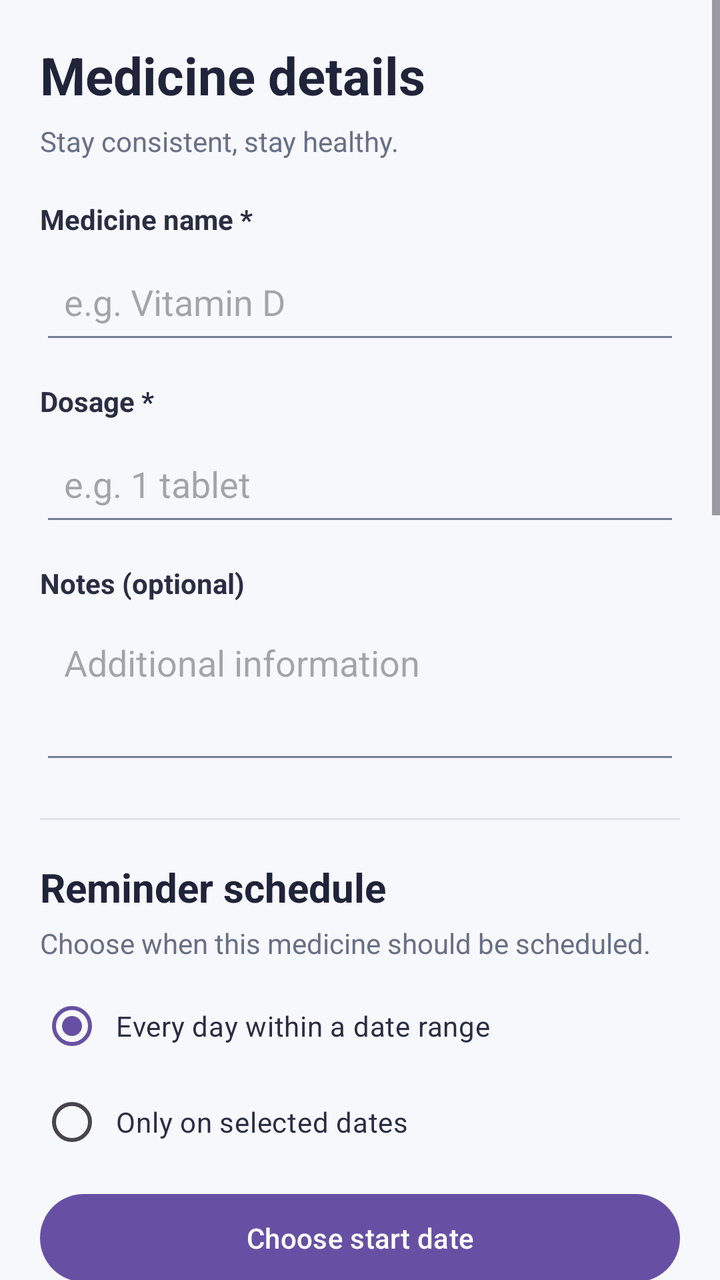
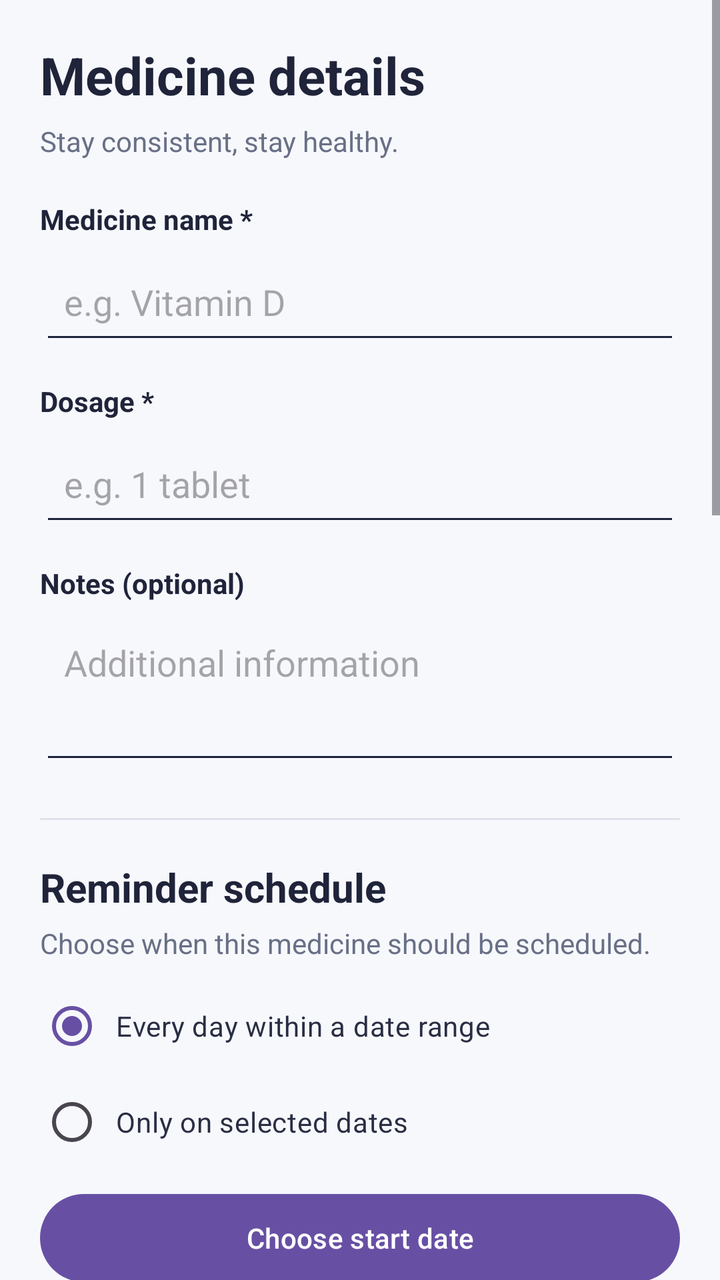

An Android layout rendered at two revisions. The XML below is the earlier revision; the diff shows what the commit changed to produce the second picture.
<!-- AndroidManifest.xml: application theme Theme.MedicineReminderApp -->
<!-- res/layout/activity_add_medicine.xml -->
<?xml version="1.0" encoding="utf-8"?>
<ScrollView xmlns:android="http://schemas.android.com/apk/res/android"
    android:layout_width="match_parent"
    android:layout_height="match_parent"
    android:background="#F7F8FC"
    android:fillViewport="true">

    <LinearLayout
        android:layout_width="match_parent"
        android:layout_height="wrap_content"
        android:orientation="vertical"
        android:padding="20dp">

        <TextView
            android:layout_width="match_parent"
            android:layout_height="wrap_content"
            android:text="@string/medicine_details_title"
            android:textColor="#20243A"
            android:textSize="26sp"
            android:textStyle="bold" />

        <TextView
            android:layout_width="match_parent"
            android:layout_height="wrap_content"
            android:layout_marginTop="6dp"
            android:layout_marginBottom="20dp"
            android:text="@string/stay_consistent_stay_healthy"
            android:textColor="#687086"
            android:textSize="14sp" />

        <TextView
            android:layout_width="match_parent"
            android:layout_height="wrap_content"
            android:text="@string/medicine_name_required"
            android:textColor="#292E43"
            android:textStyle="bold" />

        <EditText
            android:id="@+id/etMedicineName"
            android:layout_width="match_parent"
            android:layout_height="wrap_content"
            android:layout_marginTop="6dp"
            android:layout_marginBottom="14dp"
            android:backgroundTint="#777D98"
            android:hint="@string/medicine_name_hint"
            android:inputType="textCapSentences"
            android:minHeight="52dp"
            android:padding="12dp" />

        <TextView
            android:layout_width="match_parent"
            android:layout_height="wrap_content"
            android:text="@string/dosage_required"
            android:textColor="#292E43"
            android:textStyle="bold" />

        <EditText
            android:id="@+id/etDosage"
            android:layout_width="match_parent"
            android:layout_height="wrap_content"
            android:layout_marginTop="6dp"
            android:layout_marginBottom="14dp"
            android:backgroundTint="#777D98"
            android:hint="@string/dosage_hint"
            android:inputType="textCapSentences"
            android:minHeight="52dp"
            android:padding="12dp" />

        <TextView
            android:layout_width="match_parent"
            android:layout_height="wrap_content"
            android:text="@string/notes_optional"
            android:textColor="#292E43"
            android:textStyle="bold" />

        <EditText
            android:id="@+id/etMedicineNotes"
            android:layout_width="match_parent"
            android:layout_height="wrap_content"
            android:layout_marginTop="6dp"
            android:layout_marginBottom="22dp"
            android:backgroundTint="#777D98"
            android:gravity="top"
            android:hint="@string/additional_information"
            android:inputType="textCapSentences|textMultiLine"
            android:minHeight="80dp"
            android:padding="12dp" />

        <View
            android:layout_width="match_parent"
            android:layout_height="1dp"
            android:background="#DFE2EC" />

        <TextView
            android:layout_width="match_parent"
            android:layout_height="wrap_content"
            android:layout_marginTop="20dp"
            android:text="@string/reminder_schedule_title"
            android:textColor="#20243A"
            android:textSize="20sp"
            android:textStyle="bold" />

        <TextView
            android:layout_width="match_parent"
            android:layout_height="wrap_content"
            android:layout_marginTop="5dp"
            android:layout_marginBottom="8dp"
            android:text="@string/choose_medicine_schedule"
            android:textColor="#687086"
            android:textSize="14sp" />

        <RadioGroup
            android:id="@+id/rgScheduleType"
            android:layout_width="match_parent"
            android:layout_height="wrap_content"
            android:orientation="vertical">

            <RadioButton
                android:id="@+id/rbDateRange"
                android:layout_width="match_parent"
                android:layout_height="wrap_content"
                android:checked="true"
                android:padding="6dp"
                android:text="@string/every_day_within_date_range"
                android:textColor="#292E43" />

            <RadioButton
                android:id="@+id/rbSelectedDates"
                android:layout_width="match_parent"
                android:layout_height="wrap_content"
                android:padding="6dp"
                android:text="@string/only_selected_dates"
                android:textColor="#292E43" />
        </RadioGroup>

        <Button
            android:id="@+id/btnStartDate"
            android:layout_width="match_parent"
            android:layout_height="wrap_content"
            android:layout_marginTop="8dp"
            android:minHeight="52dp"
            android:text="@string/choose_start_date" />

        <Button
            android:id="@+id/btnEndDate"
            android:layout_width="match_parent"
            android:layout_height="wrap_content"
            android:layout_marginTop="8dp"
            android:minHeight="52dp"
            android:text="@string/choose_end_date" />

        <Button
            android:id="@+id/btnAddSelectedDate"
            android:layout_width="match_parent"
            android:layout_height="wrap_content"
            android:layout_marginTop="8dp"
            android:minHeight="52dp"
            android:text="@string/add_calendar_date"
            android:visibility="gone" />

        <TextView
            android:id="@+id/tvSelectedDates"
            android:layout_width="match_parent"
            android:layout_height="wrap_content"
            android:layout_marginTop="8dp"
            android:background="#FFFFFF"
            android:padding="12dp"
            android:text="@string/no_individual_dates_selected"
            android:textColor="#292E43"
            android:textSize="14sp"
            android:visibility="gone" />

        <View
            android:layout_width="match_parent"
            android:layout_height="1dp"
            android:layout_marginTop="22dp"
            android:background="#DFE2EC" />

        <TextView
            android:layout_width="match_parent"
            android:layout_height="wrap_content"
            android:layout_marginTop="20dp"
            android:text="@string/reminder_times_title"
            android:textColor="#20243A"
            android:textSize="20sp"
            android:textStyle="bold" />

        <TextView
            android:layout_width="match_parent"
            android:layout_height="wrap_content"
            android:layout_marginTop="5dp"
            android:text="@string/add_one_or_more_reminder_times"
            android:textColor="#687086"
            android:textSize="14sp" />

        <Button
            android:id="@+id/btnAddTime"
            android:layout_width="match_parent"
            android:layout_height="wrap_content"
            android:layout_marginTop="10dp"
            android:minHeight="52dp"
            android:text="@string/add_reminder_time" />

        <TextView
            android:id="@+id/tvSelectedTimes"
            android:layout_width="match_parent"
            android:layout_height="wrap_content"
            android:layout_marginTop="8dp"
            android:background="#FFFFFF"
            android:padding="12dp"
            android:text="@string/no_reminder_times_added"
            android:textColor="#292E43"
            android:textSize="14sp" />

        <View
            android:layout_width="match_parent"
            android:layout_height="1dp"
            android:layout_marginTop="22dp"
            android:background="#DFE2EC" />

        <TextView
            android:layout_width="match_parent"
            android:layout_height="wrap_content"
            android:layout_marginTop="20dp"
            android:text="@string/medicine_stock_optional"
            android:textColor="#20243A"
            android:textSize="20sp"
            android:textStyle="bold" />

        <TextView
            android:layout_width="match_parent"
            android:layout_height="wrap_content"
            android:layout_marginTop="5dp"
            android:layout_marginBottom="8dp"
            android:text="@string/stock_details_for_new_medicine"
            android:textColor="#687086"
            android:textSize="14sp" />

        <EditText
            android:id="@+id/etInitialStock"
            android:layout_width="match_parent"
            android:layout_height="wrap_content"
            android:layout_marginBottom="10dp"
            android:backgroundTint="#777D98"
            android:hint="@string/initial_stock_quantity"
            android:inputType="numberDecimal"
            android:minHeight="52dp"
            android:padding="12dp" />

        <EditText
            android:id="@+id/etUnitsPerDose"
            android:layout_width="match_parent"
            android:layout_height="wrap_content"
            android:layout_marginBottom="10dp"
            android:backgroundTint="#777D98"
            android:hint="@string/units_used_per_dose"
            android:inputType="numberDecimal"
            android:minHeight="52dp"
            android:padding="12dp" />

        <EditText
            android:id="@+id/etStockUnit"
            android:layout_width="match_parent"
            android:layout_height="wrap_content"
            android:layout_marginBottom="18dp"
            android:backgroundTint="#777D98"
            android:hint="@string/stock_unit_hint"
            android:inputType="textCapSentences"
            android:minHeight="52dp"
            android:padding="12dp" />

        <View
            android:layout_width="match_parent"
            android:layout_height="1dp"
            android:background="#DFE2EC" />

        <TextView
            android:layout_width="match_parent"
            android:layout_height="wrap_content"
            android:layout_marginTop="20dp"
            android:text="@string/medicine_photo_optional"
            android:textColor="#20243A"
            android:textSize="20sp"
            android:textStyle="bold" />

        <ImageView
            android:id="@+id/ivMedicinePreview"
            android:layout_width="140dp"
            android:layout_height="140dp"
            android:layout_gravity="center_horizontal"
            android:layout_marginTop="12dp"
            android:background="#E8EAF2"
            android:contentDescription="@string/medicine_photo_preview"
            android:scaleType="centerCrop"
            android:src="@android:drawable/ic_menu_gallery" />

        <Button
            android:id="@+id/btnCaptureMedicine"
            android:layout_width="match_parent"
            android:layout_height="wrap_content"
            android:layout_marginTop="10dp"
            android:minHeight="52dp"
            android:text="@string/capture_medicine_photo" />

        <Button
            android:id="@+id/btnSaveMedicine"
            android:layout_width="match_parent"
            android:layout_height="wrap_content"
            android:layout_marginTop="24dp"
            android:layout_marginBottom="20dp"
            android:minHeight="56dp"
            android:text="@string/save_medicine"
            android:textAllCaps="false"
            android:textSize="16sp" />

    </LinearLayout>
</ScrollView>
<!-- resources referenced by this layout -->
<resources>
  <string name="add_calendar_date">Add a calendar date</string>
  <string name="add_one_or_more_reminder_times">Add one or more times for each scheduled day.</string>
  <string name="add_reminder_time">Add reminder time</string>
  <string name="additional_information">Additional information</string>
  <string name="capture_medicine_photo">Capture medicine photo</string>
  <string name="choose_end_date">Choose end date</string>
  <string name="choose_medicine_schedule">Choose when this medicine should be scheduled.</string>
  <string name="choose_start_date">Choose start date</string>
  <string name="dosage_hint">e.g. 1 tablet</string>
  <string name="dosage_required">Dosage *</string>
  <string name="every_day_within_date_range">Every day within a date range</string>
  <string name="initial_stock_quantity">Initial stock quantity</string>
  <string name="medicine_details_title">Medicine details</string>
  <string name="medicine_name_hint">e.g. Vitamin D</string>
  <string name="medicine_name_required">Medicine name *</string>
  <string name="medicine_photo_optional">Medicine photo (optional)</string>
  <string name="medicine_photo_preview">Medicine photo preview</string>
  <string name="medicine_stock_optional">Medicine stock (optional)</string>
  <string name="no_individual_dates_selected">No individual dates selected</string>
  <string name="no_reminder_times_added">No reminder times added</string>
  <string name="notes_optional">Notes (optional)</string>
  <string name="only_selected_dates">Only on selected dates</string>
  <string name="reminder_schedule_title">Reminder schedule</string>
  <string name="reminder_times_title">Reminder times</string>
  <string name="save_medicine">Save medicine</string>
  <string name="stay_consistent_stay_healthy">Stay consistent, stay healthy.</string>
  <string name="stock_details_for_new_medicine">Enter these details when adding a new medicine.</string>
  <string name="stock_unit_hint">Stock unit (e.g. tablets)</string>
  <string name="units_used_per_dose">Units used per dose</string>
  <style name="Theme.MedicineReminderApp" parent="Base.Theme.MedicineReminderApp" />
  <style name="Base.Theme.MedicineReminderApp" parent="Theme.Material3.DayNight.NoActionBar">
          
          
      </style>
</resources>

<!-- the commit's change to res/layout/activity_add_medicine.xml (unified diff, before → after) -->
@@ -1,5 +1,6 @@
 <?xml version="1.0" encoding="utf-8"?>
 <ScrollView xmlns:android="http://schemas.android.com/apk/res/android"
+    xmlns:tools="http://schemas.android.com/tools"
     android:layout_width="match_parent"
     android:layout_height="match_parent"
     android:background="#F7F8FC"
@@ -17,7 +18,8 @@
             android:text="@string/medicine_details_title"
             android:textColor="#20243A"
             android:textSize="26sp"
-            android:textStyle="bold" />
+            android:textStyle="bold"
+            tools:ignore="VisualLintSystemUi" />
 
         <TextView
             android:layout_width="match_parent"
@@ -32,7 +34,7 @@
             android:layout_width="match_parent"
             android:layout_height="wrap_content"
             android:text="@string/medicine_name_required"
-            android:textColor="#292E43"
+            android:textColor="#20243A"
             android:textStyle="bold" />
 
         <EditText
@@ -41,17 +43,18 @@
             android:layout_height="wrap_content"
             android:layout_marginTop="6dp"
             android:layout_marginBottom="14dp"
-            android:backgroundTint="#777D98"
+            android:backgroundTint="#20243A"
             android:hint="@string/medicine_name_hint"
             android:inputType="textCapSentences"
             android:minHeight="52dp"
-            android:padding="12dp" />
+            android:padding="12dp"
+            tools:ignore="Autofill,TextContrastCheck,VisualLintTextFieldSize" />
 
         <TextView
             android:layout_width="match_parent"
             android:layout_height="wrap_content"
             android:text="@string/dosage_required"
-            android:textColor="#292E43"
+            android:textColor="#20243A"
             android:textStyle="bold" />
 
         <EditText
@@ -60,17 +63,18 @@
             android:layout_height="wrap_content"
             android:layout_marginTop="6dp"
             android:layout_marginBottom="14dp"
-            android:backgroundTint="#777D98"
+            android:backgroundTint="#20243A"
             android:hint="@string/dosage_hint"
             android:inputType="textCapSentences"
             android:minHeight="52dp"
-            android:padding="12dp" />
+            android:padding="12dp"
+            tools:ignore="Autofill,TextContrastCheck,VisualLintTextFieldSize" />
 
         <TextView
             android:layout_width="match_parent"
             android:layout_height="wrap_content"
             android:text="@string/notes_optional"
-            android:textColor="#292E43"
+            android:textColor="#20243A"
             android:textStyle="bold" />
 
         <EditText
@@ -79,12 +83,13 @@
             android:layout_height="wrap_content"
             android:layout_marginTop="6dp"
             android:layout_marginBottom="22dp"
-            android:backgroundTint="#777D98"
+            android:backgroundTint="#20243A"
             android:gravity="top"
             android:hint="@string/additional_information"
             android:inputType="textCapSentences|textMultiLine"
             android:minHeight="80dp"
-            android:padding="12dp" />
+            android:padding="12dp"
+            tools:ignore="Autofill,TextContrastCheck,VisualLintTextFieldSize" />
 
         <View
             android:layout_width="match_parent"
@@ -122,7 +127,8 @@
                 android:checked="true"
                 android:padding="6dp"
                 android:text="@string/every_day_within_date_range"
-                android:textColor="#292E43" />
+                android:textColor="#292E43"
+                tools:ignore="VisualLintButtonSize" />
 
             <RadioButton
                 android:id="@+id/rbSelectedDates"
@@ -130,7 +136,8 @@
                 android:layout_height="wrap_content"
                 android:padding="6dp"
                 android:text="@string/only_selected_dates"
-                android:textColor="#292E43" />
+                android:textColor="#292E43"
+                tools:ignore="VisualLintButtonSize" />
         </RadioGroup>
 
         <Button
@@ -139,7 +146,8 @@
             android:layout_height="wrap_content"
             android:layout_marginTop="8dp"
             android:minHeight="52dp"
-            android:text="@string/choose_start_date" />
+            android:text="@string/choose_start_date"
+            tools:ignore="VisualLintButtonSize" />
 
         <Button
             android:id="@+id/btnEndDate"
@@ -147,7 +155,8 @@
             android:layout_height="wrap_content"
             android:layout_marginTop="8dp"
             android:minHeight="52dp"
-            android:text="@string/choose_end_date" />
+            android:text="@string/choose_end_date"
+            tools:ignore="VisualLintButtonSize" />
 
         <Button
             android:id="@+id/btnAddSelectedDate"
@@ -199,7 +208,8 @@
             android:layout_height="wrap_content"
             android:layout_marginTop="10dp"
             android:minHeight="52dp"
-            android:text="@string/add_reminder_time" />
+            android:text="@string/add_reminder_time"
+            tools:ignore="VisualLintButtonSize" />
 
         <TextView
             android:id="@+id/tvSelectedTimes"
@@ -241,33 +251,36 @@
             android:layout_width="match_parent"
             android:layout_height="wrap_content"
             android:layout_marginBottom="10dp"
-            android:backgroundTint="#777D98"
+            android:backgroundTint="#20243A"
             android:hint="@string/initial_stock_quantity"
             android:inputType="numberDecimal"
             android:minHeight="52dp"
-            android:padding="12dp" />
+            android:padding="12dp"
+            tools:ignore="Autofill,VisualLintTextFieldSize" />
 
         <EditText
             android:id="@+id/etUnitsPerDose"
             android:layout_width="match_parent"
             android:layout_height="wrap_content"
             android:layout_marginBottom="10dp"
-            android:backgroundTint="#777D98"
+            android:backgroundTint="#20243A"
             android:hint="@string/units_used_per_dose"
             android:inputType="numberDecimal"
             android:minHeight="52dp"
-            android:padding="12dp" />
+            android:padding="12dp"
+            tools:ignore="Autofill,VisualLintTextFieldSize" />
 
         <EditText
             android:id="@+id/etStockUnit"
             android:layout_width="match_parent"
             android:layout_height="wrap_content"
             android:layout_marginBottom="18dp"
-            android:backgroundTint="#777D98"
+            android:backgroundTint="#20243A"
             android:hint="@string/stock_unit_hint"
             android:inputType="textCapSentences"
             android:minHeight="52dp"
-            android:padding="12dp" />
+            android:padding="12dp"
+            tools:ignore="Autofill,VisualLintTextFieldSize" />
 
         <View
             android:layout_width="match_parent"
@@ -300,7 +313,8 @@
             android:layout_height="wrap_content"
             android:layout_marginTop="10dp"
             android:minHeight="52dp"
-            android:text="@string/capture_medicine_photo" />
+            android:text="@string/capture_medicine_photo"
+            tools:ignore="VisualLintButtonSize" />
 
         <Button
             android:id="@+id/btnSaveMedicine"
@@ -311,7 +325,8 @@
             android:minHeight="56dp"
             android:text="@string/save_medicine"
             android:textAllCaps="false"
-            android:textSize="16sp" />
+            android:textSize="16sp"
+            tools:ignore="VisualLintButtonSize" />
 
     </LinearLayout>
 </ScrollView>
